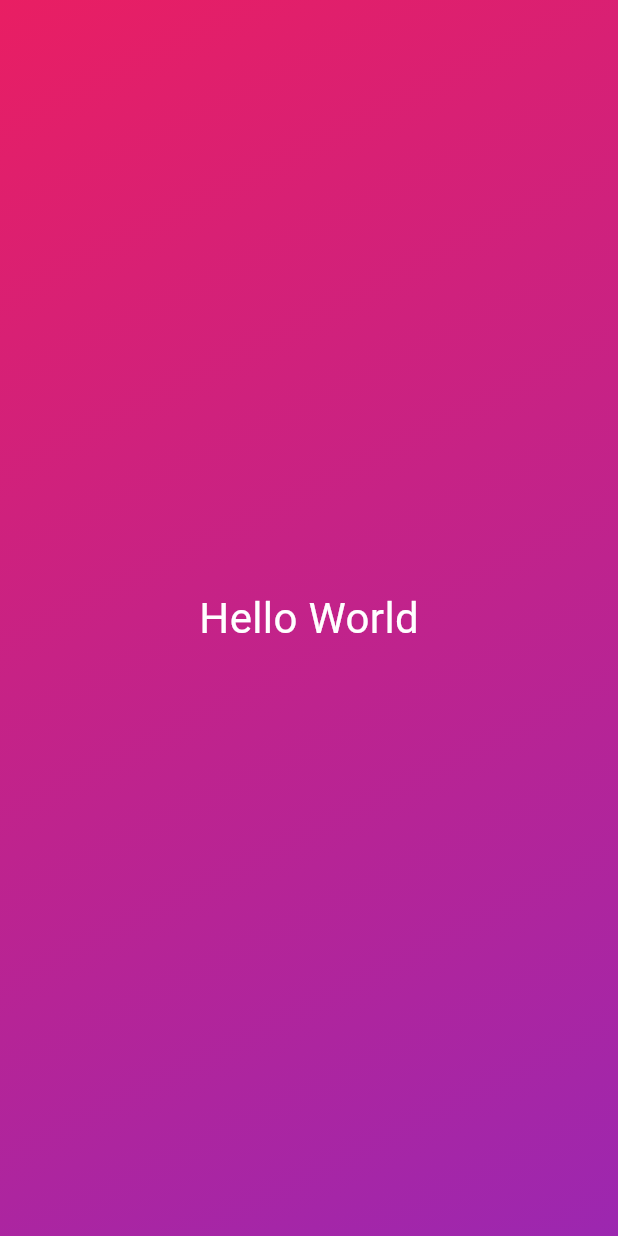
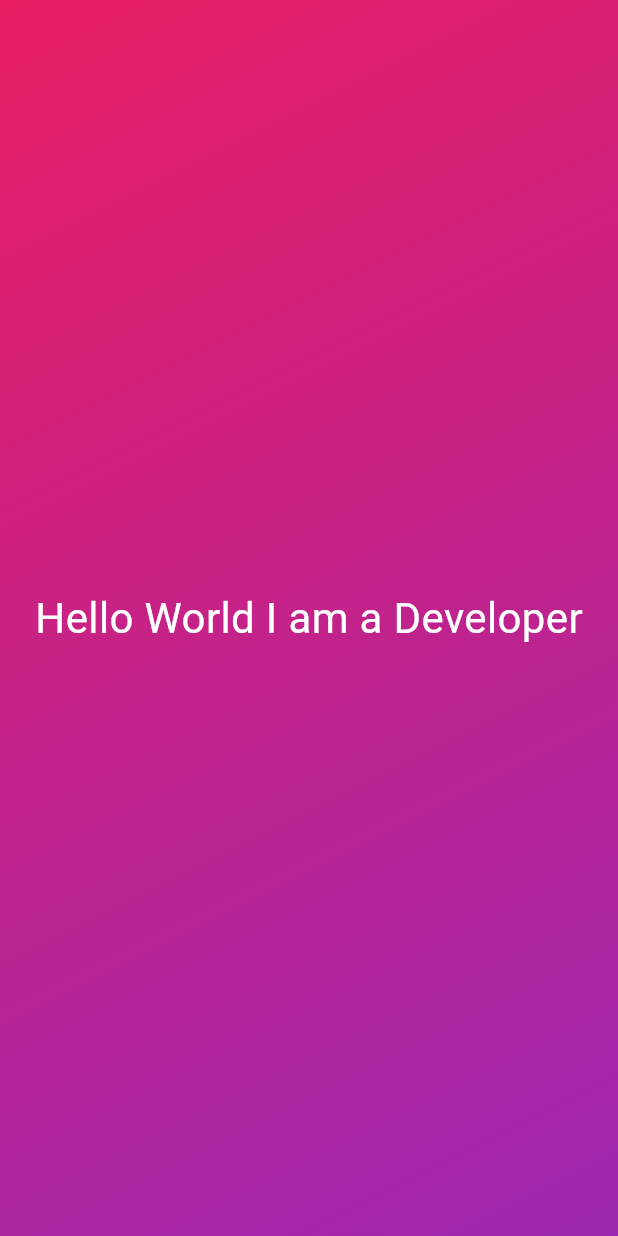
Before and after one commit to Mmohitt/flutter_projects, a Flutter app: the screen it shows after launch, on a phone screen of 412 x 824 dp. Run offline on Flutter 3.47's test engine with Material 3 defaults, Android fonts, the phone set to English and light mode, and no system bars.

Commit message:
change text

```diff
--- a/first_app/lib/styled_text.dart
+++ b/first_app/lib/styled_text.dart
@@ -6,7 +6,7 @@ class StyledText extends StatelessWidget {
   @override
   Widget build(BuildContext context) {
     return const Text(
-      'Hello World',
+      'Hello World I am a Developer',
       style: TextStyle(
         color: Colors.white,
         fontSize: 28,
```
